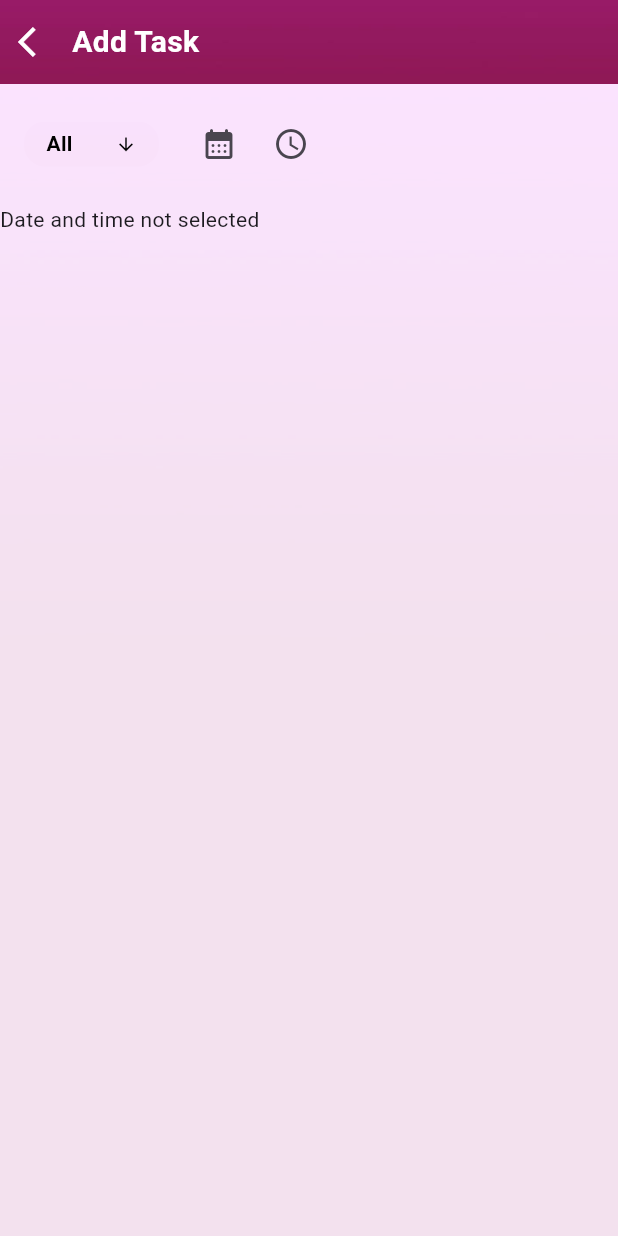
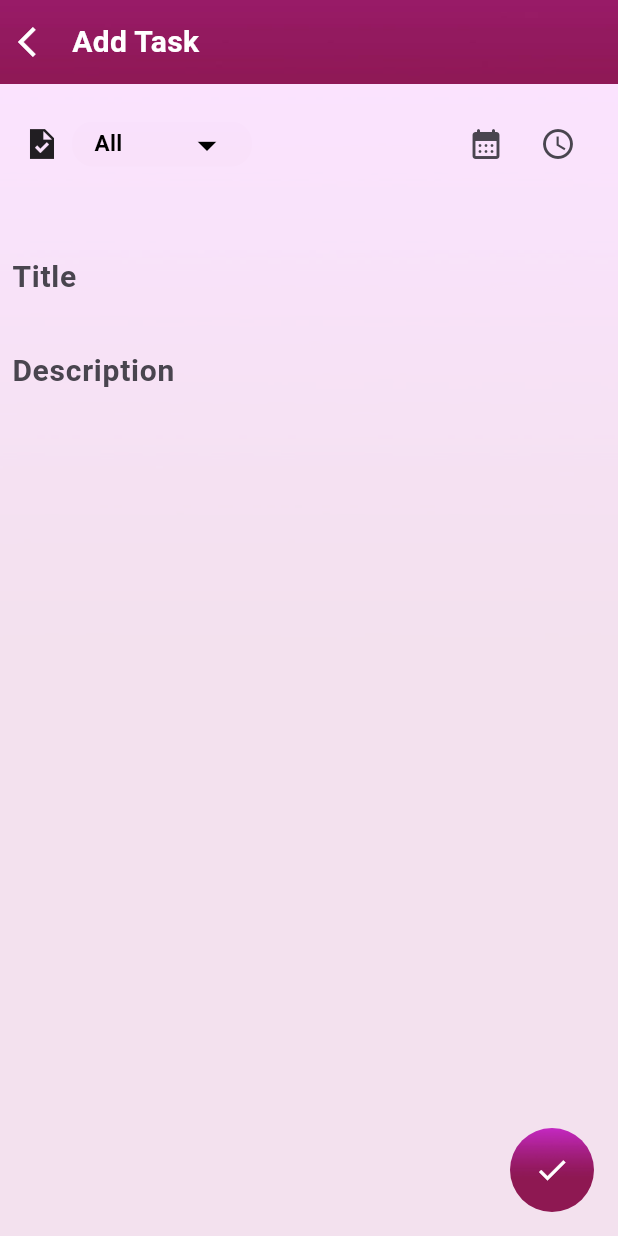
Before and after one commit to 9xRahul/task-sync-app, a Flutter app: the AddTaskScreen screen opened directly, on a phone screen of 412 x 824 dp. Run offline on Flutter 3.47's test engine with Material 3 defaults, Android fonts, the phone set to English and light mode, and no system bars; drawn by our look-alikes of dropdown_button2; our stand-ins replace bloc, equatable, flutter_bloc, flutter_secure_storage, fluttertoast, google_fonts and 3 more; accounts and stored records are empty.

Commit message:
Done adding new task,Added validations for date,time and proper error messages added

```diff
--- a/lib/bloc/add_task/add_task_event.dart
+++ b/lib/bloc/add_task/add_task_event.dart
@@ -41,3 +41,21 @@ class ResetAllEvent extends AddTaskEvent {
   @override
   List<Object> get props => [];
 }
+
+class GEtTaskDataToStoreEvent extends AddTaskEvent {
+  final String taskName;
+  final String taskDescription;
+
+  const GEtTaskDataToStoreEvent({
+    required this.taskName,
+    required this.taskDescription,
+  });
+  @override
+  List<Object> get props => [taskName, taskDescription];
+}
+
+class CatchErrorEvent extends AddTaskEvent {
+  const CatchErrorEvent();
+  @override
+  List<Object> get props => [];
+}
--- a/lib/bloc/add_task/add_task_state.dart
+++ b/lib/bloc/add_task/add_task_state.dart
@@ -4,21 +4,66 @@ class AddTaskState extends Equatable {
   final String category;
   final DateTime? date; // store full date
   final TimeOfDay? time; // store only time
+  final String? description;
+  final String? title;
+  final bool? error;
+  final String? message;
+  final bool loading;
 
-  const AddTaskState({required this.category, this.date, this.time});
+  const AddTaskState({
+    required this.category,
+    this.date,
+    this.time,
+    required this.description,
+    required this.title,
+    this.error = false,
+    this.message = "",
+    this.loading = false,
+  });
 
   @override
-  List<Object?> get props => [category, date, time];
+  List<Object?> get props => [category,
+  date,
+  time,
+  description,
+  title,
+  error,
+  message,
+  loading,
+  ];
 
   factory AddTaskState.initial() {
-    return const AddTaskState(category: "All", date: null, time: null);
+    return const AddTaskState(
+      category: "All",
+      date: null,
+      time: null,
+      description: "",
+      title: "",
+      error: false,
+      message: "",
+      loading: false,
+    );
   }
 
-  AddTaskState copyWith({String? category, DateTime? date, TimeOfDay? time}) {
+  AddTaskState copyWith({
+    String? category,
+    DateTime? date,
+    TimeOfDay? time,
+    String? description,
+    String? title,
+    bool? error,
+    String? message,
+    bool? loading,
+  }) {
     return AddTaskState(
       category: category ?? this.category,
       date: date ?? this.date,
       time: time ?? this.time,
+      description: description ?? this.description,
+      title: title ?? this.title,
+      error: error ?? this.error,
+      message: message ?? this.message,
+      loading: loading ?? this.loading,
     );
   }
 }
--- a/lib/bloc/signin/signin_bloc.dart
+++ b/lib/bloc/signin/signin_bloc.dart
@@ -11,8 +11,7 @@ part 'signin_state.dart';
 class SigninBloc extends Bloc<SigninEvent, SigninState> {
   AuthRepository authRepository;
 
-
-  SigninBloc({ required this.authRepository})
+  SigninBloc({required this.authRepository})
     : super(
         SigninState(
           loading: false,
@@ -50,7 +49,6 @@ class SigninBloc extends Bloc<SigninEvent, SigninState> {
         final data = await AuthStorage.getUserInfo();
 
         // ✅ Update signin state
-
 
         emit(
           state.copyWith(
--- a/lib/main.dart
+++ b/lib/main.dart
@@ -1,5 +1,6 @@
 import 'package:flutter/material.dart';
 import 'package:flutter_bloc/flutter_bloc.dart';
+import 'package:google_fonts/google_fonts.dart';
 import 'package:tasksync/bloc/add_task/add_task_bloc.dart';
 import 'package:tasksync/bloc/app/app_bloc.dart';
 import 'package:tasksync/bloc/bottom_nav/bottom_nav_bar_bloc.dart';
@@ -9,6 +10,7 @@ import 'package:tasksync/bloc/signup/signup_bloc.dart' show SignupBloc;
 import 'package:tasksync/config/app_config/size_config.dart';
 import 'package:tasksync/config/shared_preferences/auth_storage.dart';
 import 'package:tasksync/repository/auth_methods.dart';
+import 'package:tasksync/repository/task_reposiytory.dart';
 import 'package:tasksync/views/screens/home_screen/home_screen.dart';
 import 'package:tasksync/views/screens/splash_screen/splash_screen.dart';
 
@@ -24,7 +26,7 @@ void main() {
         ),
         BlocProvider(create: (_) => HomeScreenBloc()),
         BlocProvider(create: (_) => BottomNavBarBloc()),
-        BlocProvider(create: (_) => AddTaskBloc()),
+        BlocProvider(create: (_) => AddTaskBloc(taskRepository: TaskRepository())),
       ],
       child: MyApp(),
     ),
@@ -47,6 +49,7 @@ class MyApp extends StatelessWidget {
 
           return MaterialApp(
             debugShowCheckedModeBanner: false,
+            theme: ThemeData(textTheme: GoogleFonts.aBeeZeeTextTheme()),
             home: Builder(
               builder: (context) {
                 SizeConfig.initialize(context);
--- a/lib/views/screens/add_task_screen/add_task_screen.dart
+++ b/lib/views/screens/add_task_screen/add_task_screen.dart
@@ -5,8 +5,11 @@ import 'package:tasksync/bloc/add_task/add_task_bloc.dart';
 import 'package:tasksync/config/app_config/color_config.dart';
 import 'package:tasksync/config/app_config/constants.dart';
 import 'package:tasksync/config/app_config/image_config.dart';
+import 'package:tasksync/config/app_config/size_config.dart';
 import 'package:tasksync/views/helpers/text_widget.dart';
+import 'package:tasksync/views/helpers/toast_messenger.dart';
 import 'package:tasksync/views/screens/add_task_screen/widgets/category_date_time_picker_widget.dart';
+import 'package:tasksync/views/screens/add_task_screen/widgets/text_field_for_task_description.dart';
 
 class AddTaskScreen extends StatefulWidget {
   const AddTaskScreen({super.key});
@@ -16,6 +19,8 @@ class AddTaskScreen extends StatefulWidget {
 }
 
 class _AddTaskScreenState extends State<AddTaskScreen> {
+  TextEditingController _descriptionController = TextEditingController();
+  TextEditingController _titleController = TextEditingController();
   @override
   Widget build(BuildContext context) {
     return WillPopScope(
@@ -24,7 +29,9 @@ class _AddTaskScreenState extends State<AddTaskScreen> {
         return true;
       },
       child: Scaffold(
-        body: Container(
+        body: SingleChildScrollView(
+          child: Container(
+            height: SizeConfig.screenHeight,
             decoration: BoxDecoration(
               image: DecorationImage(
                 image: AssetImage(ImageConfig.splashBg),
@@ -72,37 +79,125 @@ class _AddTaskScreenState extends State<AddTaskScreen> {
                 // Row with dropdown + calendar + clock
                 TaskInputRow(),
 
-              BlocBuilder<AddTaskBloc, AddTaskState>(
+                const SizedBox(height: 16),
+
+                CustomTextField(
+                  controller: _titleController,
+                  fontSize: 20,
+                  fontWeight: FontWeight.bold,
+                  hintText: "Title",
+                  maxLines: 1,
+                  maxLength: 10,
+                  onChanged: (value) {
+                    print(value);
+                  },
+                ),
+                CustomTextField(
+                  controller: _descriptionController,
+                  maxLines: 10,
+                  fontSize: 20,
+                  fontWeight: FontWeight.bold,
+                  hintText: "Description",
+                  maxLength: 1000,
+                  onChanged: (value) {
+                    print(value);
+                  },
+                ),
+
+                // Description text box
+              ],
+            ),
+          ),
+        ),
+        floatingActionButton: BlocListener<AddTaskBloc, AddTaskState>(
+          listenWhen: (previous, current) {
+            // Only listen when the state actually changes
+            return previous.message != current.message ||
+                previous.loading != current.loading ||
+                previous.error != current.error ||
+                previous.message != null;
+          },
+          listener: (context, state) {
+            // Show toast when a new task is added successfully
+            if (!state.loading &&
+                state.error == false &&
+                state.message!.isNotEmpty) {
+              Navigator.of(context).pop();
+
+              ToastHelper.show(
+                state.message!,
+                bgColor: Colors.green,
+                textColor: Colors.white,
+              );
+            }
+
+            // Show error toast if error occurs
+            if (state.error == true && state.message!.isNotEmpty) {
+              ToastHelper.show(
+                state.message!,
+                bgColor: Colors.red,
+                textColor: Colors.white,
+              );
+            }
+          },
+          child: BlocBuilder<AddTaskBloc, AddTaskState>(
             builder: (context, state) {
-                  if (state.date != null && state.time != null) {
-                    return Padding(
-                      padding: const EdgeInsets.symmetric(horizontal: 16.0),
-                      child: Text(
-                        "${state.category}  Date: ${state.date!.day}-${state.date!.month}-${state.date!.year}"
-                        " | Time: ${state.time!.format(context)}",
-                        style: const TextStyle(
-                          fontSize: 16,
-                          fontWeight: FontWeight.w500,
+              return FloatingActionButton(
+                onPressed: () {
+                  if (_descriptionController.text.isEmpty ||
+                      _titleController.text.isEmpty ||
+                      state.date == null) {
+                    if (_descriptionController.text.isEmpty) {
+                      ToastHelper.show(
+                        bgColor: Colors.red,
+                        textColor: Colors.white,
+                        "Description cannot be empty",
+                      );
+                    } else if (_titleController.text.isEmpty) {
+                      ToastHelper.show(
+                        bgColor: Colors.red,
+                        textColor: Colors.white,
+                        "Task name cannot be empty",
+                      );
+                    } else if (state.date == null) {
+                      ToastHelper.show(
+                        bgColor: Colors.red,
+                        textColor: Colors.white,
+                        "Please select a date",
+                      );
+                    }
+                  } else {
+                    context.read<AddTaskBloc>().add(
+                      GEtTaskDataToStoreEvent(
+                        taskName: _titleController.text,
+                        taskDescription: _descriptionController.text,
+                      ),
+                    );
+                  }
+                },
+                backgroundColor:
+                    Colors.transparent, // keep transparent so image is visible
+                elevation: 0, // normal FAB elevation
+                child: Ink(
+                  decoration: BoxDecoration(
+                    shape: BoxShape.circle,
+                    image: DecorationImage(
+                      image: AssetImage(ImageConfig.splashBg),
+                      fit: BoxFit.cover, // looks better than fill
+                    ),
+                  ),
+                  child: SizedBox(
+                    width: 56, // standard FAB size
+                    height: 56,
+                    child: state.loading == true
+                        ? CircularProgressIndicator(
+                            color: ColorConfig.appBArIconColor,
+                          )
+                        : Icon(Icons.check, color: Colors.white),
                   ),
                 ),
               );
-                  } else if (state.date != null) {
-                    return Padding(
-                      padding: const EdgeInsets.symmetric(horizontal: 16.0),
-                      child: Text(
-                        "Date: ${state.date!.day}-${state.date!.month}-${state.date!.year}",
-                        style: const TextStyle(
-                          fontSize: 16,
-                          fontWeight: FontWeight.w500,
-                        ),
-                      ),
-                    );
-                  } else {
-                    return const Text("Date and time not selected");
-                  }
             },
-              ),
-            ],
           ),
         ),
       ),
--- a/lib/views/screens/add_task_screen/widgets/category_date_time_picker_widget.dart
+++ b/lib/views/screens/add_task_screen/widgets/category_date_time_picker_widget.dart
@@ -4,6 +4,7 @@ import 'package:flutter_bloc/flutter_bloc.dart';
 import 'package:tasksync/bloc/add_task/add_task_bloc.dart';
 import 'package:tasksync/config/app_config/constants.dart';
 import 'package:tasksync/config/app_config/image_config.dart';
+import 'package:tasksync/views/helpers/toast_messenger.dart';
 
 class TaskInputRow extends StatelessWidget {
   const TaskInputRow({super.key});
@@ -13,8 +14,15 @@ class TaskInputRow extends StatelessWidget {
     return Padding(
       padding: const EdgeInsets.all(16.0),
       child: Row(
+        mainAxisAlignment: MainAxisAlignment.spaceBetween, // left + right split
         children: [
-          // Dropdown
+          /// LEFT SIDE → Wallet + Dropdown + Extra Item
+          Row(
+            children: [
+              const Icon(Icons.task_sharp),
+
+              const SizedBox(width: 8),
+
               BlocBuilder<AddTaskBloc, AddTaskState>(
                 builder: (context, state) {
                   return DropdownButtonHideUnderline(
@@ -23,7 +31,7 @@ class TaskInputRow extends StatelessWidget {
                       hint: const Text(
                         "Category",
                         style: TextStyle(
-                      fontSize: 14,
+                          fontSize: 20,
                           fontWeight: FontWeight.bold,
                           color: Colors.black,
                         ),
@@ -36,7 +44,7 @@ class TaskInputRow extends StatelessWidget {
                               child: Text(
                                 item,
                                 style: const TextStyle(
-                              fontSize: 14,
+                                  fontSize: 15,
                                   fontWeight: FontWeight.bold,
                                   color: Colors.black,
                                 ),
@@ -56,7 +64,7 @@ class TaskInputRow extends StatelessWidget {
                       },
                       buttonStyleData: ButtonStyleData(
                         height: 30,
-                    width: 90,
+                        width: 120,
                         padding: const EdgeInsets.symmetric(horizontal: 14),
                         decoration: BoxDecoration(
                           image: DecorationImage(
@@ -70,10 +78,10 @@ class TaskInputRow extends StatelessWidget {
                         elevation: 0,
                       ),
                       iconStyleData: const IconStyleData(
-                    icon: Icon(Icons.arrow_downward_outlined),
+                        icon: Icon(Icons.arrow_drop_down, size: 30),
                         iconSize: 14,
                         iconEnabledColor: Colors.black,
-                    iconDisabledColor: Colors.grey,
+                        iconDisabledColor: Colors.black,
                       ),
                       dropdownStyleData: DropdownStyleData(
                         maxHeight: 200,
@@ -92,7 +100,9 @@ class TaskInputRow extends StatelessWidget {
                         scrollbarTheme: ScrollbarThemeData(
                           radius: const Radius.circular(40),
                           thickness: MaterialStateProperty.all<double>(6),
-                      thumbVisibility: MaterialStateProperty.all<bool>(true),
+                          thumbVisibility: MaterialStateProperty.all<bool>(
+                            true,
+                          ),
                         ),
                       ),
                       menuItemStyleData: const MenuItemStyleData(
@@ -103,9 +113,12 @@ class TaskInputRow extends StatelessWidget {
                   );
                 },
               ),
-          const SizedBox(width: 16),
+            ],
+          ),
 
-          // Calendar Icon
+          /// RIGHT SIDE → Calendar + Time
+          Row(
+            children: [
               BlocBuilder<AddTaskBloc, AddTaskState>(
                 builder: (context, state) {
                   return IconButton(
@@ -123,12 +136,17 @@ class TaskInputRow extends StatelessWidget {
                           SelectDateEvent(date: pickedDate),
                         );
                       }
+                      if (state.error!) {
+                        ToastHelper.show(
+                          "Invalid Date",
+                          bgColor: Colors.red,
+                          textColor: Colors.white,
+                        );
+                      }
                     },
                   );
                 },
               ),
-
-          // Clock Icon
               BlocBuilder<AddTaskBloc, AddTaskState>(
                 builder: (context, state) {
                   return IconButton(
@@ -136,7 +154,6 @@ class TaskInputRow extends StatelessWidget {
                     onPressed: () async {
                       DateTime? ensuredDate = state.date;
 
-                  // If no date selected, ask for date first
                       if (ensuredDate == null) {
                         ensuredDate = await showDatePicker(
                           context: context,
@@ -150,12 +167,10 @@ class TaskInputRow extends StatelessWidget {
                             SelectDateEvent(date: ensuredDate),
                           );
                         } else {
-                      // User cancelled date selection → exit
                           return;
                         }
                       }
 
-                  // Now show time picker
                       TimeOfDay? pickedTime = await showTimePicker(
                         context: context,
                         initialTime: state.time ?? TimeOfDay.now(),
@@ -165,6 +180,14 @@ class TaskInputRow extends StatelessWidget {
                         context.read<AddTaskBloc>().add(
                           SelectTimeEvent(time: pickedTime),
                         );
+
+                        if (state.error!) {
+                          ToastHelper.show(
+                            "Invalid time",
+                            bgColor: Colors.red,
+                            textColor: Colors.white,
+                          );
+                        }
                       }
                     },
                   );
@@ -172,6 +195,8 @@ class TaskInputRow extends StatelessWidget {
               ),
             ],
           ),
+        ],
+      ),
     );
   }
 }
--- /dev/null
+++ b/lib/views/screens/add_task_screen/widgets/text_field_for_task_description.dart
@@ -0,0 +1,44 @@
+import 'package:flutter/material.dart';
+
+class CustomTextField extends StatelessWidget {
+  final TextEditingController controller;
+  final double fontSize;
+  final FontWeight fontWeight;
+  final String hintText;
+  final int maxLines;
+  final TextInputAction textInputAction;
+  final ValueChanged<String> onChanged;
+  int? maxLength;
+
+  CustomTextField({
+    Key? key,
+    required this.controller,
+    required this.fontSize,
+    required this.fontWeight,
+    required this.hintText,
+    required this.onChanged,
+    this.maxLines = 1,
+    maxLength = 10,
+
+    this.textInputAction = TextInputAction.done,
+  }) : super(key: key);
+
+  @override
+  Widget build(BuildContext context) {
+    return Padding(
+      padding: const EdgeInsets.all(8.0),
+      child: TextFormField(
+        maxLength: maxLength,
+        controller: controller,
+        onChanged: onChanged,
+        maxLines: maxLines,
+        decoration: InputDecoration(
+          hintText: hintText,
+          border: InputBorder.none, // removes underline
+        ),
+        style: TextStyle(fontSize: fontSize, fontWeight: fontWeight),
+        textInputAction: textInputAction,
+      ),
+    );
+  }
+}
```
Also changed, not shown: lib/bloc/add_task/add_task_bloc.dart (+105 -3 lines), lib/config/app_config/api_urls.dart (+12 -2 lines), lib/repository/auth_methods.dart (+6 -6 lines), lib/repository/task_reposiytory.dart (added, +70 -0 lines), pubspec.yaml (+8 -64 lines), assets/fonts/gf.ttf (added), assets/fonts/mtf.ttf (added), assets/fonts/tothepoint.ttf (added). Lines whose indentation alone changed are shown as unchanged.
